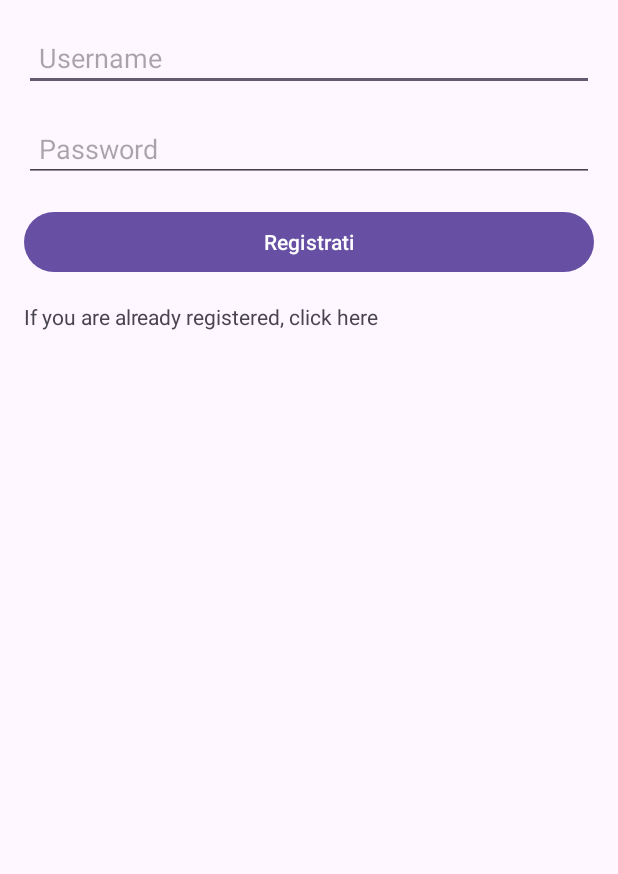
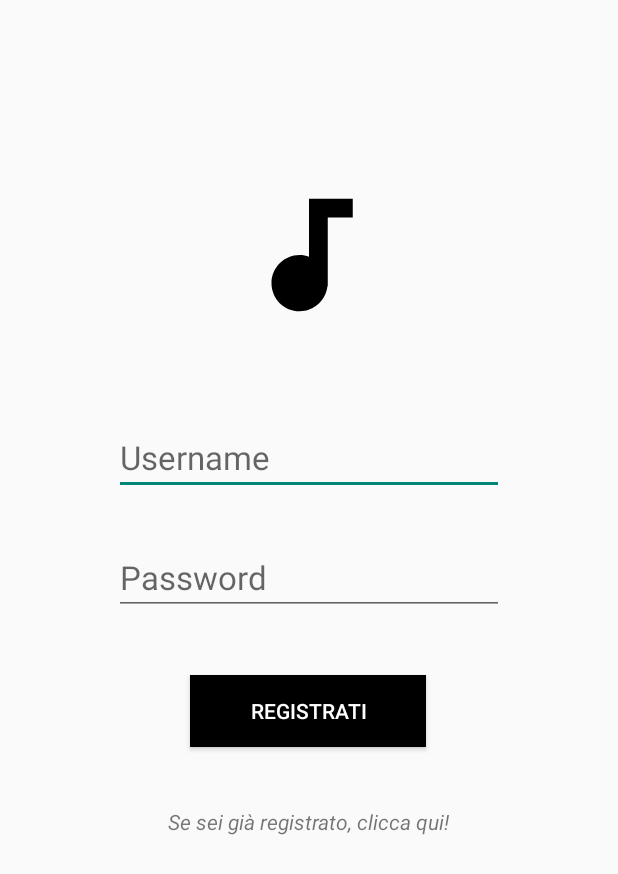
Before and after one commit to DavideDeRosa/ProgettoLAM, an Android app: the RegisterActivity screen opened directly, with no data from a screen before it, on a phone screen of 412 x 824 dp. Shown: the top 874 px of the screen. Run offline under Robolectric (Android 15) with nearby library versions, the phone set to English and light mode, and no system bars.

Commit message:
migliorate graficamente schermate di login e registrazione + bottomNavigation, aggiunto tasto logout e dialog per la conferma di unsub

```diff
--- a/app/src/main/res/layout/activity_register.xml
+++ b/app/src/main/res/layout/activity_register.xml
@@ -1,43 +1,73 @@
 <?xml version="1.0" encoding="utf-8"?>
-<LinearLayout xmlns:android="http://schemas.android.com/apk/res/android"
+<androidx.constraintlayout.widget.ConstraintLayout xmlns:android="http://schemas.android.com/apk/res/android"
     xmlns:tools="http://schemas.android.com/tools"
     android:layout_width="match_parent"
     android:layout_height="match_parent"
+    xmlns:app="http://schemas.android.com/apk/res-auto"
     android:orientation="vertical"
     android:padding="16dp"
     tools:context=".activities.RegisterActivity">
 
+    <ImageView
+        android:layout_width="100dp"
+        android:layout_height="100dp"
+        android:layout_marginBottom="60dp"
+        app:layout_constraintBottom_toTopOf="@+id/textUsernameRegister"
+        app:layout_constraintEnd_toEndOf="parent"
+        android:contentDescription="@string/app_name"
+        app:layout_constraintStart_toStartOf="parent"
+        android:src="@drawable/audio" />
+
     <EditText
         android:id="@+id/textUsernameRegister"
-        android:layout_width="match_parent"
+        android:layout_width="wrap_content"
         android:layout_height="wrap_content"
+        android:layout_marginTop="264dp"
+        android:ems="10"
+        android:textSize="22sp"
         android:hint="Username"
         android:inputType="text"
-        android:padding="10dp"
-        android:layout_marginBottom="16dp"/>
+        app:layout_constraintEnd_toEndOf="parent"
+        app:layout_constraintStart_toStartOf="parent"
+        app:layout_constraintTop_toTopOf="parent" />
 
     <EditText
         android:id="@+id/textPasswordRegister"
-        android:layout_width="match_parent"
+        android:layout_width="wrap_content"
         android:layout_height="wrap_content"
+        android:layout_marginTop="30dp"
+        android:ems="10"
+        android:textSize="22sp"
         android:hint="Password"
         android:inputType="textPassword"
-        android:padding="10dp"
-        android:layout_marginBottom="16dp"/>
+        app:layout_constraintEnd_toEndOf="parent"
+        app:layout_constraintStart_toStartOf="parent"
+        app:layout_constraintTop_toBottomOf="@+id/textUsernameRegister"/>
 
     <Button
         android:id="@+id/btnRegister"
-        android:layout_width="match_parent"
+        android:layout_width="wrap_content"
         android:layout_height="wrap_content"
+        android:layout_marginTop="40dp"
+        android:paddingHorizontal="40dp"
         android:text="Registrati"
-        android:padding="10dp"/>
+        android:textColor="@color/white"
+        android:background="@color/black"
+        app:layout_constraintEnd_toEndOf="parent"
+        app:layout_constraintHorizontal_bias="0.498"
+        app:layout_constraintStart_toStartOf="parent"
+        app:layout_constraintTop_toBottomOf="@+id/textPasswordRegister" />
 
     <TextView
         android:id="@+id/textViewLoginLink"
         android:layout_width="wrap_content"
         android:layout_height="wrap_content"
-        android:text="If you are already registered, click here"
-        android:layout_marginTop="16dp"
-        android:clickable="true" />
+        android:layout_marginTop="40dp"
+        android:textStyle="italic"
+        android:clickable="true"
+        android:text="Se sei già registrato, clicca qui!"
+        app:layout_constraintEnd_toEndOf="parent"
+        app:layout_constraintStart_toStartOf="parent"
+        app:layout_constraintTop_toBottomOf="@+id/btnRegister"/>
 
-</LinearLayout>
+</androidx.constraintlayout.widget.ConstraintLayout>
--- a/app/src/main/res/values-night/themes.xml
+++ b/app/src/main/res/values-night/themes.xml
@@ -1,6 +1,6 @@
 <resources xmlns:tools="http://schemas.android.com/tools">
     <!-- Base application theme. -->
-    <style name="Base.Theme.ProgettoLAM" parent="Theme.Material3.DayNight.NoActionBar">
+    <style name="Base.Theme.ProgettoLAM" parent="Theme.AppCompat.DayNight.NoActionBar">
         <!-- Customize your dark theme here. -->
         <!-- <item name="colorPrimary">@color/my_dark_primary</item> -->
     </style>
--- a/app/src/main/res/values/colors.xml
+++ b/app/src/main/res/values/colors.xml
@@ -2,4 +2,8 @@
 <resources>
     <color name="black">#FF000000</color>
     <color name="white">#FFFFFFFF</color>
+    <color name="red">#FF0000</color>
+    <color name="green">#00FF00</color>
+    <color name="blue">#0000FF</color>
+    <color name="grey">#202020</color>
 </resources>
--- a/app/src/main/res/values/themes.xml
+++ b/app/src/main/res/values/themes.xml
@@ -1,6 +1,6 @@
 <resources xmlns:tools="http://schemas.android.com/tools">
     <!-- Base application theme. -->
-    <style name="Base.Theme.ProgettoLAM" parent="Theme.Material3.DayNight.NoActionBar">
+    <style name="Base.Theme.ProgettoLAM" parent="Theme.AppCompat.DayNight.NoActionBar">
         <!-- Customize your light theme here. -->
         <!-- <item name="colorPrimary">@color/my_light_primary</item> -->
     </style>
```
Also changed, not shown: app/src/main/java/com/derosa/progettolam/fragments/Account.kt (+21 -1 lines), app/src/main/res/layout/activity_app.xml (+7 -3 lines), app/src/main/res/layout/activity_login.xml (+43 -13 lines), app/src/main/res/layout/fragment_account.xml (+9 -2 lines).
